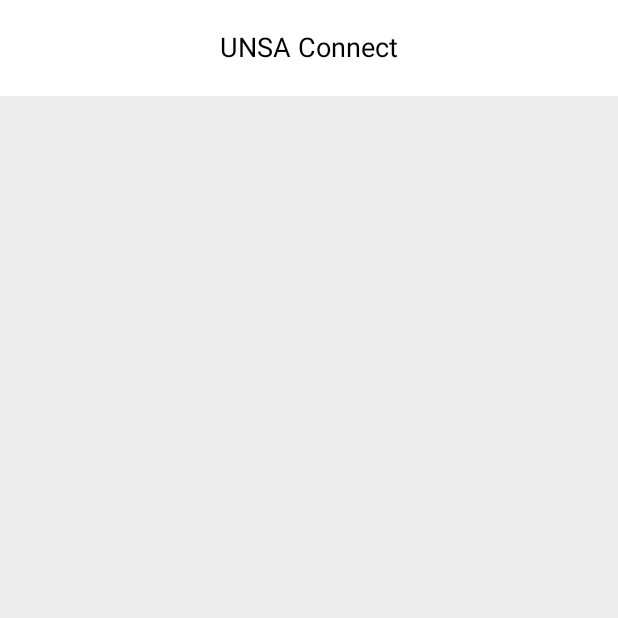
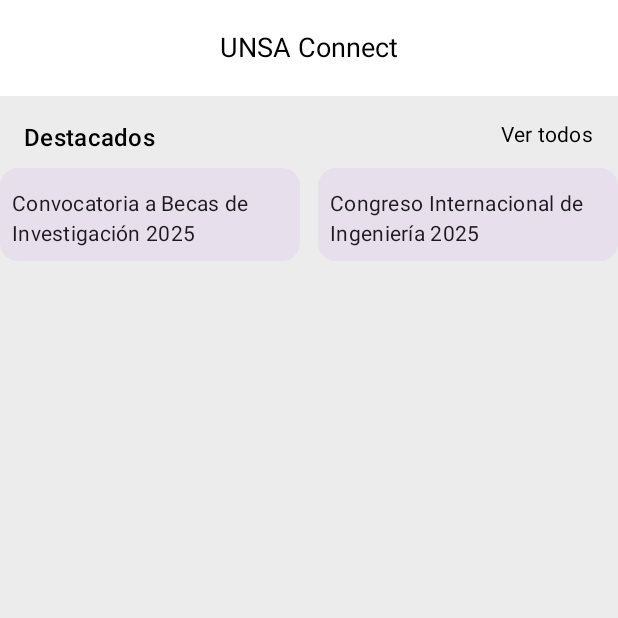
Before and after one commit to IntroNuevasPlataformas-2025/unsa-connect-android, an Android app built with Jetpack Compose: the screen it shows after launch (MainActivity), on a phone screen of 412 x 824 dp, the top half of it. Run offline under Robolectric (Android 15) with nearby library versions, the phone set to English and light mode, and no system bars.

Commit message:
Comenzando feed de noticias (TopBar inicial y LazyRow para noticias destacadas)

```diff
--- a/app/build.gradle.kts
+++ b/app/build.gradle.kts
@@ -40,7 +40,6 @@ android {
 }
 
 dependencies {
-
     implementation(libs.androidx.core.ktx)
     implementation(libs.androidx.lifecycle.runtime.ktx)
     implementation(libs.androidx.activity.compose)
--- /dev/null
+++ b/app/src/main/java/com/unsa/unsaconnect/FeedScreen.kt
@@ -0,0 +1,160 @@
+package com.unsa.unsaconnect
+
+import androidx.compose.foundation.background
+import androidx.compose.foundation.layout.Arrangement
+import androidx.compose.foundation.layout.Column
+import androidx.compose.foundation.layout.Row
+import androidx.compose.foundation.layout.Spacer
+import androidx.compose.foundation.layout.fillMaxSize
+import androidx.compose.foundation.layout.fillMaxWidth
+import androidx.compose.foundation.layout.height
+import androidx.compose.foundation.layout.padding
+import androidx.compose.foundation.layout.size
+import androidx.compose.foundation.layout.width
+import androidx.compose.foundation.lazy.LazyColumn
+import androidx.compose.foundation.lazy.LazyRow
+import androidx.compose.foundation.lazy.items
+import androidx.compose.foundation.shape.RoundedCornerShape
+import androidx.compose.material3.CenterAlignedTopAppBar
+import androidx.compose.material3.ExperimentalMaterial3Api
+import androidx.compose.material3.MaterialTheme
+import androidx.compose.material3.Text
+import androidx.compose.material3.TopAppBarDefaults
+import androidx.compose.runtime.Composable
+import androidx.compose.ui.Alignment
+import androidx.compose.ui.Modifier
+import androidx.compose.ui.draw.clip
+import androidx.compose.ui.graphics.Color
+import androidx.compose.ui.layout.ContentScale
+import androidx.compose.ui.res.painterResource
+import androidx.compose.ui.text.font.FontFamily
+import androidx.compose.ui.unit.dp
+import androidx.compose.ui.unit.sp
+import com.unsa.unsaconnect.ui.theme.UnsaConnectTheme
+
+@OptIn(ExperimentalMaterial3Api::class)
+@Composable
+fun NewsTopBar() {
+    CenterAlignedTopAppBar(
+        title = {Text(
+            text = "UNSA Connect",
+            color = MaterialTheme.colorScheme.onPrimary,
+            fontSize = 18.sp,
+            fontFamily = FontFamily.Default
+        )},
+        colors = TopAppBarDefaults.centerAlignedTopAppBarColors(
+            containerColor = MaterialTheme.colorScheme.primary
+        )
+    )
+}
+
+@Composable
+fun NewsFeed(modifier: Modifier = Modifier) {
+    Column(
+        modifier = modifier.fillMaxSize().padding(vertical = 16.dp)
+    ) {
+        //Destacados
+        Row(
+            modifier = Modifier.fillMaxWidth().padding(horizontal = 16.dp),
+            horizontalArrangement = Arrangement.SpaceBetween
+        ) {
+            Text(
+                text = "Destacados",
+                style = MaterialTheme.typography.titleMedium,
+                color = MaterialTheme.colorScheme.onPrimary
+            )
+            //Debería tener funcionalidad al presionar
+            Text(
+                text = "Ver todos",
+                style = MaterialTheme.typography.bodyMedium,
+                color = MaterialTheme.colorScheme.onPrimary
+            )
+        }
+        Spacer(modifier = Modifier.height(8.dp))
+        LazyRow(
+            horizontalArrangement = Arrangement.spacedBy(12.dp)
+        ) {
+            items(highlightedNewsList) { new ->
+                HighlightedNewCard(new)
+            }
+        }
+        Spacer(modifier = Modifier.height(8.dp))
+
+        // Lista de noticias
+        /*
+        LazyColumn(
+            verticalArrangement = Arrangement.spacedBy(12.dp)
+        ) {
+            items(newsList) { news ->
+                NewsListItem(news)
+            }
+        }*/
+    }
+}
+
+@Composable
+fun HighlightedNewCard(new: New) {
+    Column(
+        modifier = Modifier
+            .width(200.dp)
+            .clip(RoundedCornerShape(12.dp))
+            .background(MaterialTheme.colorScheme.surfaceVariant)
+            .padding(8.dp)
+    ) {
+        // Acceso a imagen mediante URL (Con Coil posiblemente)
+        Spacer(modifier = Modifier.height(6.dp))
+        Text(text = new.title, style = MaterialTheme.typography.bodyMedium)
+    }
+}
+
+// Data Class para las noticias
+// Aún no existe Data Class para las etiquetas/categorías
+data class New(
+    val id: Int,
+    val title: String,
+    val categories: List<String>, // Debería ser una lista de categorías (otra clase)
+    val content: String,
+    val imageURL: String,
+    val publishedAt: String, // Utilizar Date o LocalDateTime en las fechas (especialmente para calcular el "Time Ago")
+    val createdAt: String,
+    val updatedAt: String,
+)
+
+val highlightedNewsList = listOf(
+    New(
+        id = 1,
+        title = "Convocatoria a Becas de Investigación 2025",
+        categories = listOf(
+            "Becas"
+        ),
+        content = "La universidad anuncia la apertura de las becas de investigación para el año académico 2025. Se invita a los estudiantes de pregrado y posgrado a postular con sus proyectos.",
+        imageURL = "https://example.com/images/beca2025.jpg",
+        publishedAt = "2025-10-14T09:00:00",
+        createdAt = "2025-10-14T09:00:00",
+        updatedAt = "2025-10-14T09:00:00"
+    ),
+    New(
+        id = 2,
+        title = "Congreso Internacional de Ingeniería 2025",
+        categories = listOf(
+            "Congresos"
+        ),
+        content = "Se realizará el Congreso Internacional de Ingeniería en la ciudad de Arequipa del 15 al 17 de noviembre. Se contará con ponentes nacionales e internacionales.",
+        imageURL = "https://example.com/images/congreso_ingenieria.jpg",
+        publishedAt = "2025-09-25T10:00:00",
+        createdAt = "2025-10-14T09:00:00",
+        updatedAt = "2025-10-14T09:00:00"
+    ),
+    New(
+        id = 3,
+        title = "Suspensión de Clases por Mantenimiento",
+        categories = listOf(
+            "General"
+        ),
+        content = "Debido a trabajos de mantenimiento en el campus central, las clases del 20 de octubre se suspenden para todas las facultades.",
+        imageURL = "https://example.com/images/suspension_clases.jpg",
+        publishedAt = "2025-10-14T09:00:00Z",
+        createdAt = "2025-10-14T09:00:00Z",
+        updatedAt = "2025-10-14T09:00:00Z"
+    ),
+)
--- a/app/src/main/java/com/unsa/unsaconnect/MainActivity.kt
+++ b/app/src/main/java/com/unsa/unsaconnect/MainActivity.kt
@@ -4,23 +4,12 @@ import android.os.Bundle
 import androidx.activity.ComponentActivity
 import androidx.activity.compose.setContent
 import androidx.activity.enableEdgeToEdge
-import androidx.compose.foundation.layout.Column
 import androidx.compose.foundation.layout.fillMaxSize
 import androidx.compose.foundation.layout.padding
-import androidx.compose.material3.CenterAlignedTopAppBar
-import androidx.compose.material3.ExperimentalMaterial3Api
-import androidx.compose.material3.MaterialTheme
 import androidx.compose.material3.Scaffold
-import androidx.compose.material3.Text
-import androidx.compose.material3.TopAppBar
-import androidx.compose.material3.TopAppBarDefaults
-import androidx.compose.runtime.Composable
-import androidx.compose.ui.Alignment
 import androidx.compose.ui.Modifier
-import androidx.compose.ui.graphics.Color
-import androidx.compose.ui.text.font.FontFamily
-import androidx.compose.ui.unit.sp
 import com.unsa.unsaconnect.ui.theme.UnsaConnectTheme
+//import com.unsa.unsaconnect.NewsFeed
 
 class MainActivity : ComponentActivity() {
     override fun onCreate(savedInstanceState: Bundle?) {
@@ -32,50 +21,9 @@ class MainActivity : ComponentActivity() {
                     modifier = Modifier.fillMaxSize(),
                     topBar = { NewsTopBar() }
                     ) { innerPadding ->
-                    MainNewsFeed(modifier = Modifier.padding(innerPadding).fillMaxSize())
+                    NewsFeed(modifier = Modifier.padding(innerPadding))
                 }
             }
         }
     }
 }
-
-@OptIn(ExperimentalMaterial3Api::class)
-@Composable
-fun NewsTopBar() {
-    CenterAlignedTopAppBar(
-        title = {Text(
-            text = "UNSA Connect",
-            color = MaterialTheme.colorScheme.onPrimary,
-            fontSize = 18.sp,
-            fontFamily = FontFamily.Default
-        )},
-        colors = TopAppBarDefaults.centerAlignedTopAppBarColors(
-            containerColor = MaterialTheme.colorScheme.primary
-        )
-    )
-}
-
-@Composable
-fun MainNewsFeed(modifier: Modifier = Modifier) {
-    Column(modifier = modifier) {
-        return
-    }
-}
-
-/*
-@Composable
-fun Greeting(name: String, modifier: Modifier = Modifier) {
-    Text(
-        text = "Hello $name!",
-        modifier = modifier
-    )
-}
-
-@Preview(showBackground = true)
-@Composable
-fun GreetingPreview() {
-    UnsaConnectTheme {
-        Greeting("Android")
-    }
-}
-*/
```
